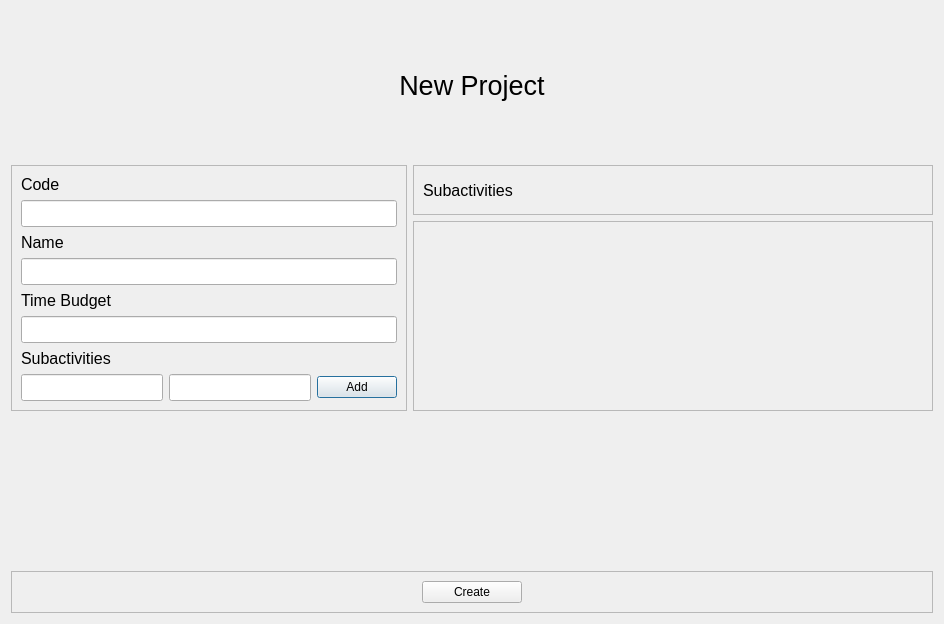
First picture: the form in Lab1/add_activity.ui, repository PioSkay/Qt-Time-Reporting-System, before the edit.
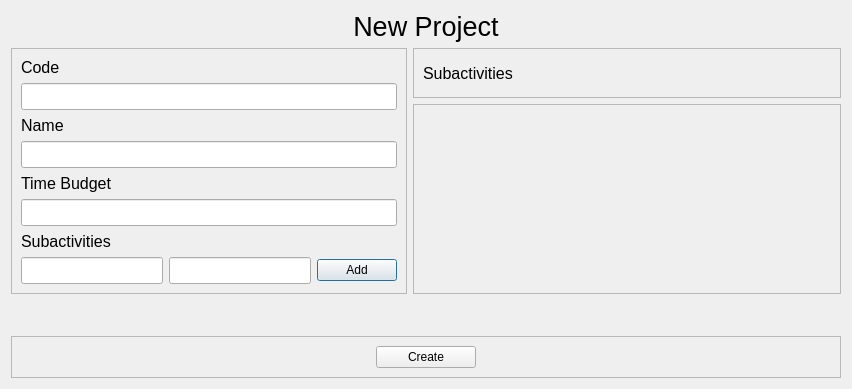
Second picture: the form after the edit.

What changed in the file:
```diff
--- a/Lab1/add_activity.ui
+++ b/Lab1/add_activity.ui
@@ -6,8 +6,8 @@
    <rect>
     <x>0</x>
     <y>0</y>
-    <width>944</width>
-    <height>624</height>
+    <width>852</width>
+    <height>389</height>
    </rect>
   </property>
   <property name="windowTitle">
@@ -317,7 +317,7 @@
        <rect>
         <x>0</x>
         <y>0</y>
-        <width>522</width>
+        <width>430</width>
         <height>188</height>
        </rect>
       </property>
```
